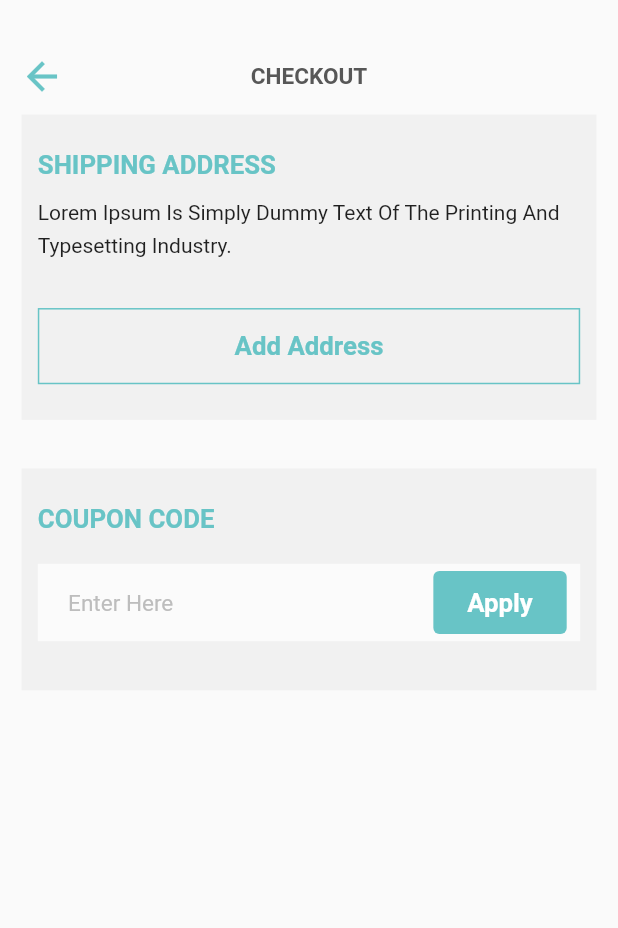
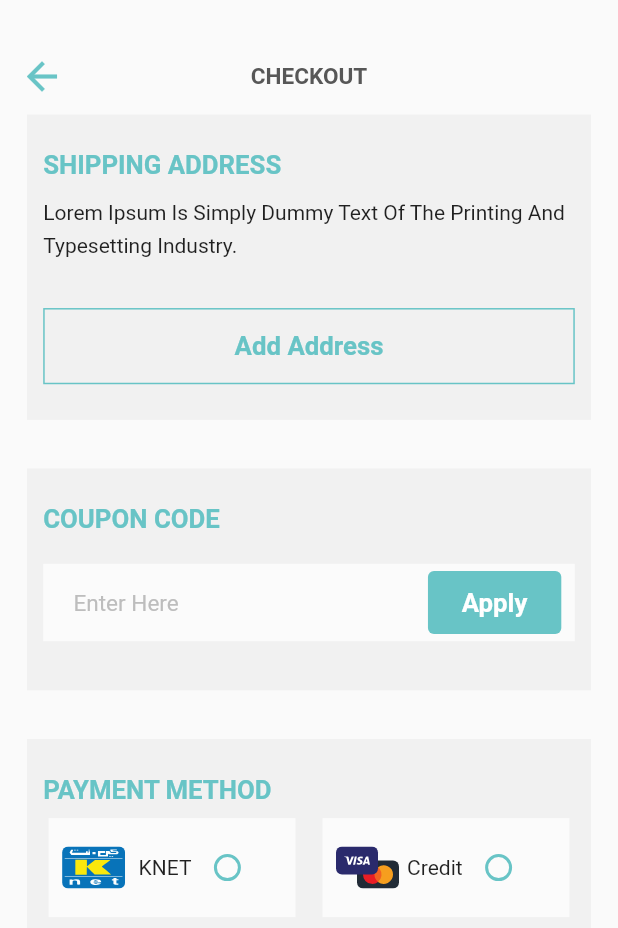
Before and after one commit to mo7amedaliEbaid/piiicks-ecommerce, a Flutter app: the CheckOutScreen screen opened directly with empty values, on a phone screen of 412 x 824 dp. Shown: the top 928 px of the screen. Run offline on Flutter 3.47's test engine with Material 2 defaults, Android fonts, the light colour scheme and no system bars; our stand-ins replace bloc, cached_network_image, dartz, dots_indicator, dotted_border, equatable and 12 more; accounts and stored records are empty; network calls fail.

Commit message:
checkout

```diff
--- a/lib/core/constant/assets.dart
+++ b/lib/core/constant/assets.dart
@@ -30,6 +30,8 @@ sealed class Assets {
   static const String Whatsapp = "assets/svg/whatsapp.svg";
   static const String Share = "assets/svg/share.svg";
   static const String Trash = "assets/svg/trash.svg";
+  static const String Knet = "assets/svg/knet.svg";
+  static const String Visa = "assets/svg/visa.svg";
 
   //png
   static const String Ads = "assets/images/ad.png";
--- a/lib/core/enums/enums.dart
+++ b/lib/core/enums/enums.dart
@@ -1,3 +1,5 @@
 enum SortOrder {newest, highToLow, lowToHigh, aToZ, zToA }
 
+enum PaymentMethod {knet, visa}
+
 enum NavigationTab { homeTab, categoriesTab, productsTap, cartTab, profileTab }
--- a/lib/presentation/screens/cart.dart
+++ b/lib/presentation/screens/cart.dart
@@ -136,7 +136,7 @@ class _CartScreenState extends State<CartScreen> {
             ),
           ),
           const PaymentDetails(
-            buttonText: "Proceed To Checkout",
+            buttonText: "Proceed To Checkout", isFromCheckout: false,
           )
         ],
       ),
--- a/lib/presentation/screens/checkout.dart
+++ b/lib/presentation/screens/checkout.dart
@@ -1,8 +1,10 @@
 import 'package:flutter/material.dart';
 import 'package:flutter_bloc/flutter_bloc.dart';
+import 'package:flutter_svg/flutter_svg.dart';
 import 'package:piiicks/configs/app_dimensions.dart';
 import 'package:piiicks/configs/app_typography.dart';
 import 'package:piiicks/configs/space.dart';
+import 'package:piiicks/core/constant/assets.dart';
 import 'package:piiicks/core/constant/colors.dart';
 import 'package:piiicks/core/router/app_router.dart';
 import 'package:piiicks/presentation/widgets/adress_card.dart';
@@ -11,21 +13,31 @@ import 'package:piiicks/presentation/widgets/payment_details.dart';
 import 'package:piiicks/presentation/widgets/transparent_button.dart';
 
 import '../../application/delivery_info_fetch_cubit/delivery_info_fetch_cubit.dart';
+import '../../core/enums/enums.dart';
 import '../../domain/entities/cart/cart_item.dart';
 
-class CheckOutScreen extends StatelessWidget {
+class CheckOutScreen extends StatefulWidget {
   const CheckOutScreen({super.key, required this.items});
 
   final List<CartItem> items;
 
   @override
+  State<CheckOutScreen> createState() => _CheckOutScreenState();
+}
+
+class _CheckOutScreenState extends State<CheckOutScreen> {
+  PaymentMethod? paymentMethod;
+
+  @override
   Widget build(BuildContext context) {
     return Scaffold(
-      appBar: CustomAppBar("CHECKOUT", context,automaticallyImplyLeading: true),
-      body: Stack(
+      appBar:
+          CustomAppBar("CHECKOUT", context, automaticallyImplyLeading: true),
+      body: SingleChildScrollView(
+        child: Column(
           children: [
             Padding(
-            padding: Space.all(.8, 0),
+              padding: Space.hf(),
               child: Column(
                 children: [
                   BlocBuilder<DeliveryInfoFetchCubit, DeliveryInfoFetchState>(
@@ -33,7 +45,8 @@ class CheckOutScreen extends StatelessWidget {
                       if (state.deliveryInformation.isNotEmpty &&
                           state.selectedDeliveryInformation != null) {
                         return AdressCard(
-                        deliveryInformation: state.selectedDeliveryInformation!,
+                          deliveryInformation:
+                              state.selectedDeliveryInformation!,
                           isfromCheckout: true,
                         );
                       } else {
@@ -55,10 +68,13 @@ class CheckOutScreen extends StatelessWidget {
                                 style: TextStyle(height: 1.6),
                               ),
                               Space.yf(1.8),
-                            TransparentButton(context: context, onTap: (){
-                              Navigator.of(context).pushNamed(AppRouter.adress);
-                            }, buttonText: "Add Address")
-
+                              TransparentButton(
+                                  context: context,
+                                  onTap: () {
+                                    Navigator.of(context)
+                                        .pushNamed(AppRouter.adress);
+                                  },
+                                  buttonText: "Add Address")
                             ],
                           ),
                         );
@@ -75,13 +91,14 @@ class CheckOutScreen extends StatelessWidget {
                       children: [
                         Text(
                           "COUPON CODE",
-                        style:
-                            AppText.h3b?.copyWith(color: AppColors.CommonCyan),
+                          style: AppText.h3b
+                              ?.copyWith(color: AppColors.CommonCyan),
                         ),
                         Space.yf(1.1),
                         Container(
                           padding: Space.all(.5, .1),
-                        decoration: const BoxDecoration(color: Colors.white70),
+                          decoration:
+                              const BoxDecoration(color: Colors.white70),
                           child: Row(
                             mainAxisAlignment: MainAxisAlignment.spaceBetween,
                             children: [
@@ -113,13 +130,97 @@ class CheckOutScreen extends StatelessWidget {
                         Space.yf(.5)
                       ],
                     ),
+                  ),
+                  Space.yf(1.8),
+                  Container(
+                    width: double.infinity,
+                    padding: Space.all(.6, 1.32),
+                    color: AppColors.LightGrey,
+                    child: Column(
+                      crossAxisAlignment: CrossAxisAlignment.start,
+                      children: [
+                        Text(
+                          "PAYMENT METHOD",
+                          style: AppText.h3b
+                              ?.copyWith(color: AppColors.CommonCyan),
+                        ),
+                        Space.yf(.4),
+                        Container(
+                          padding: Space.all(.2, .1),
+                          //decoration: const BoxDecoration(color: Colors.white70),
+                          child: Row(
+                            mainAxisAlignment: MainAxisAlignment.spaceBetween,
+                            children: [
+                              Expanded(
+                                child: Container(
+                                    // width: AppDimensions.normalize(140),
+                                    padding: Space.all(),
+                                    decoration: const BoxDecoration(
+                                        color: Colors.white70),
+                                    child: Row(
+                                      children: [
+                                        SvgPicture.asset(Assets.Knet),
+                                        Space.xf(.5),
+                                        const Text("KNET"),
+                                        Radio(
+                                          value: PaymentMethod.knet,
+                                          fillColor: MaterialStateProperty.all(
+                                              AppColors.CommonCyan),
+                                          groupValue: paymentMethod,
+                                          onChanged: (PaymentMethod? value) {
+                                            setState(() {
+                                              paymentMethod = value;
+                                            });
+                                          },
+                                        ),
+                                      ],
+                                    )),
+                              ),
+                              Space.xf(),
+                              Expanded(
+                                child: Container(
+                                    padding: Space.all(),
+                                    decoration: const BoxDecoration(
+                                        color: Colors.white70),
+                                    //  width: AppDimensions.normalize(140),
+                                    child: Row(
+                                      children: [
+                                        SvgPicture.asset(Assets.Visa),
+                                        Space.xf(.3),
+                                        const Text("Credit"),
+                                        Radio(
+                                          value: PaymentMethod.visa,
+                                          fillColor: MaterialStateProperty.all(
+                                              AppColors.CommonCyan),
+                                          groupValue: paymentMethod,
+                                          onChanged: (PaymentMethod? value) {
+                                            setState(() {
+                                              paymentMethod = value;
+                                            });
+                                          },
+                                        ),
+                                      ],
+                                    )),
+                              ),
+                            ],
+                          ),
+                        ),
+                        Space.yf(.5)
+                      ],
+                    ),
+                  ),
+                  Space.yf(1.4),
+
+                ],
+              ),
+            ),
+            const PaymentDetails(
+              buttonText: 'Proceed To Payment',
+              isFromCheckout: true,
             )
           ],
         ),
       ),
-          const PaymentDetails(buttonText: 'Proceed To Payment',)
-        ],
-      ),
     );
   }
 }
```
Also changed, not shown: lib/presentation/widgets/payment_details.dart (+31 -10 lines), assets/svg/knet.svg (added), assets/svg/visa.svg (added). Lines whose indentation alone changed are shown as unchanged.
